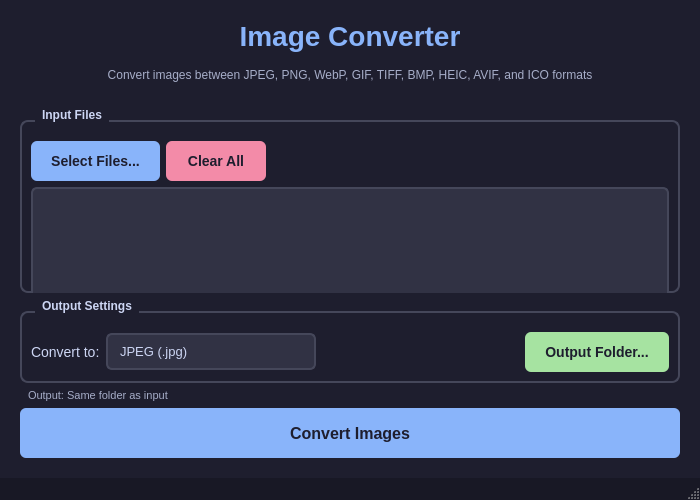
Qt form mainwindow.ui (williampepple1/image-converters) before a commit.
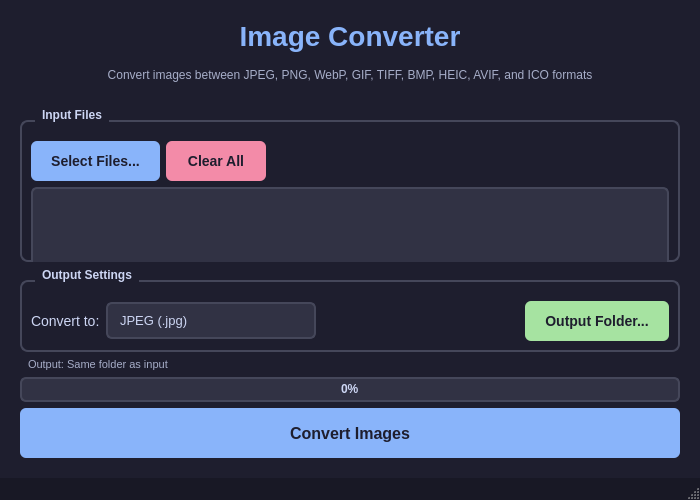
The same form after that commit.

Commit message: feat: add threaded batch conversion with progress bar and cancel support

```diff
--- a/mainwindow.ui
+++ b/mainwindow.ui
@@ -141,6 +141,20 @@
     subcontrol-origin: margin;
     left: 15px;
     padding: 0 5px;
+}
+
+QProgressBar {
+    background-color: #313244;
+    border: 2px solid #45475a;
+    border-radius: 6px;
+    text-align: center;
+    color: #cdd6f4;
+    font-weight: bold;
+}
+
+QProgressBar::chunk {
+    background-color: #89b4fa;
+    border-radius: 4px;
 }</string>
   </property>
   <widget class="QWidget" name="centralwidget">
@@ -368,6 +382,22 @@
       </property>
      </spacer>
     </item>
+    <item>
+     <widget class="QProgressBar" name="progressBar">
+      <property name="minimumSize">
+       <size>
+        <width>0</width>
+        <height>25</height>
+       </size>
+      </property>
+      <property name="value">
+       <number>0</number>
+      </property>
+      <property name="visible">
+       <bool>false</bool>
+      </property>
+     </widget>
+    </item>
     <item>
      <widget class="QPushButton" name="convertBtn">
       <property name="text">
```
The commit also changes 5 other files.
